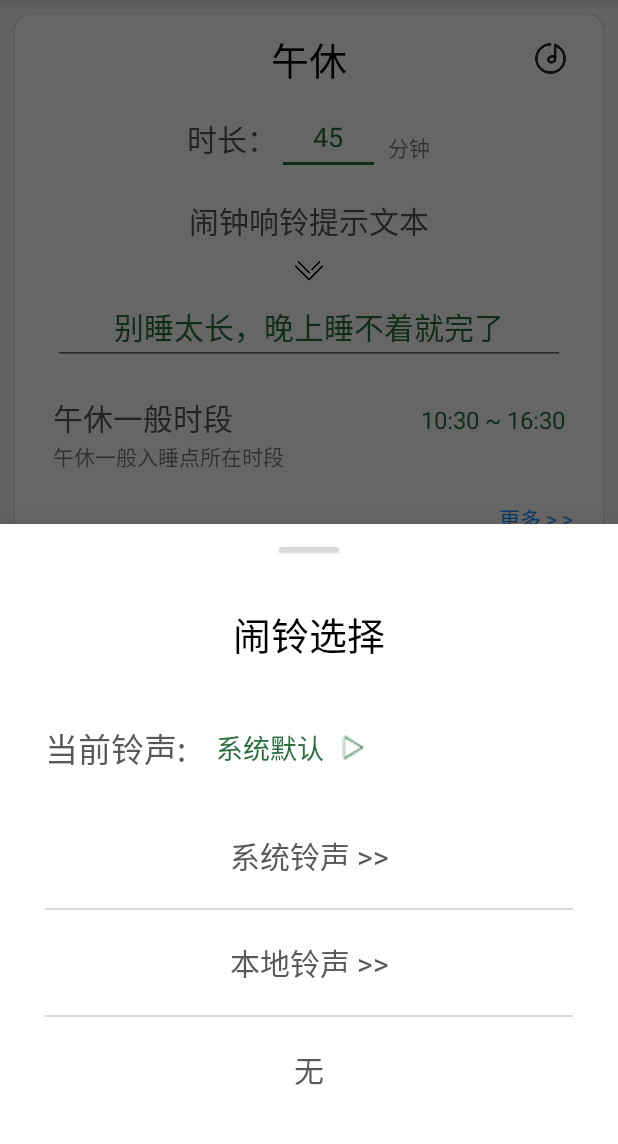
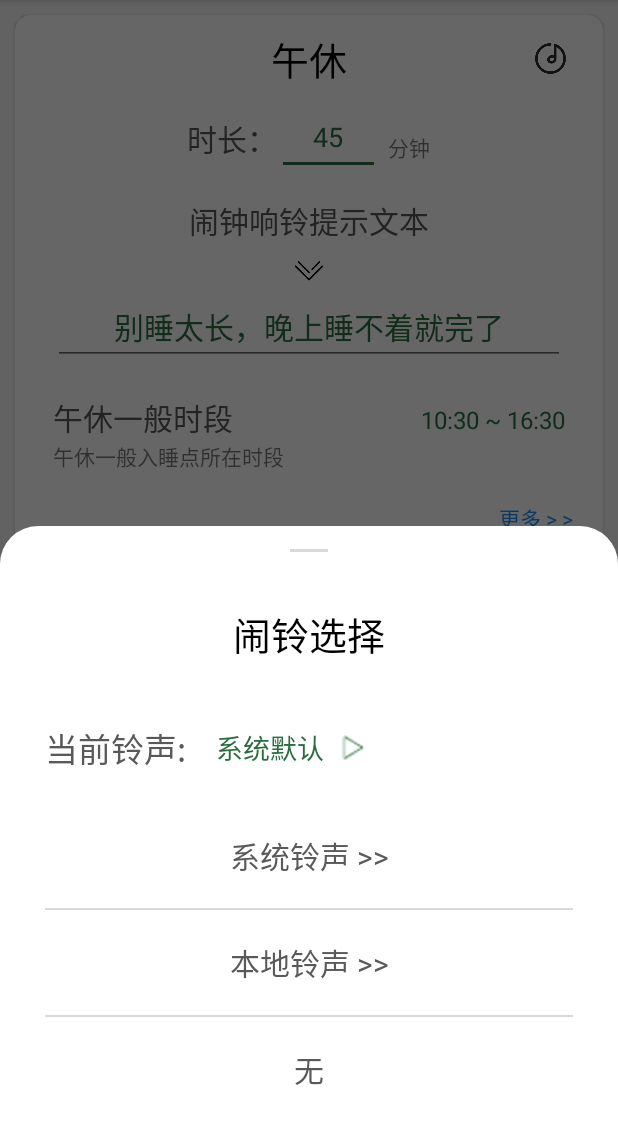
Before and after one commit to Huaguang-XinZhe/YidianClock, an Android app: the SettingActivity screen opened directly, with no data from a screen before it, after a tap on "TODO", on a phone screen of 412 x 824 dp, the part 84-1228 px from its top. Run offline under Robolectric (Android 15) with nearby library versions, the light colour scheme and no system bars; libraries missing offline, so code that uses them is left out: com.permissionx.guolindev; 1 statement that could not run was skipped.

Commit message:
实现BottomSheetDialog圆角，但影响了系统虚拟导航栏

```diff
--- a/app/src/main/java/com/example/yidianClock/activity/SettingActivity.java
+++ b/app/src/main/java/com/example/yidianClock/activity/SettingActivity.java
@@ -7,9 +7,11 @@ import android.content.SharedPreferences;
 import android.media.Ringtone;
 import android.media.RingtoneManager;
 import android.net.Uri;
+import android.os.Build;
 import android.os.Bundle;
 import android.util.Log;
 import android.view.View;
+import android.view.WindowManager;
 import android.widget.EditText;
 import android.widget.Toast;
 import android.widget.ToggleButton;
@@ -19,6 +21,9 @@ import androidx.activity.result.ActivityResultLauncher;
 import androidx.activity.result.contract.ActivityResultContracts;
 import androidx.annotation.NonNull;
 import androidx.appcompat.app.AppCompatActivity;
+import androidx.core.graphics.Insets;
+import androidx.core.view.ViewCompat;
+import androidx.core.view.WindowInsetsCompat;
 import androidx.recyclerview.widget.LinearLayoutManager;
 import androidx.recyclerview.widget.RecyclerView;
 
@@ -198,7 +203,7 @@ public class SettingActivity extends AppCompatActivity {
             //铃声图像点击监听
             holder.bellImage.setOnClickListener(v -> {
                 //创建BottomSheetDialog，并将布局加载到其中
-                BottomSheetDialog dialog = new BottomSheetDialog(this);
+                BottomSheetDialog dialog = new BottomSheetDialog(this, R.style.BottomSheetDialog);
                 dialogBinding = DialogRingSelectedBinding.inflate(getLayoutInflater());
                 dialog.setContentView(dialogBinding.getRoot());
 
@@ -206,8 +211,13 @@ public class SettingActivity extends AppCompatActivity {
                 getCurrentRingData(position == 1);
                 dialogBinding.currentRingtoneTV.setText(currentRingTitle);
 
+                //解决BottomSheetDialog设置圆角后带来的底部导航栏透明问题
+//                dialog.getWindow().setNavigationBarColor(getResources().getColor(R.color.white));
+
                 //显示
                 dialog.show();
+
+
 
                 //请求存储空间权限（READ_EXTERNAL_STORAGE）
                 requestPermission();
--- /dev/null
+++ b/app/src/main/res/drawable/shape_sheet_dialog_bg.xml
@@ -0,0 +1,7 @@
+<?xml version="1.0" encoding="utf-8"?>
+<shape xmlns:android="http://schemas.android.com/apk/res/android">
+    <corners
+        android:topLeftRadius="25dp"
+        android:topRightRadius="25dp" />
+    <solid android:color="@color/white" />
+</shape>
--- a/app/src/main/res/layout/dialog_ring_selected.xml
+++ b/app/src/main/res/layout/dialog_ring_selected.xml
@@ -5,16 +5,14 @@
     android:layout_width="match_parent"
     android:layout_height="wrap_content"
     android:orientation="vertical"
-    xmlns:app="http://schemas.android.com/apk/res-auto">
+    android:background="@drawable/shape_sheet_dialog_bg">
 
-    <com.google.android.material.card.MaterialCardView
-        android:layout_width="40dp"
-        android:layout_height="3dp"
-        app:cardCornerRadius="20dp"
-        app:cardBackgroundColor="@color/gray_light_dividing_line"
+    <View
+        android:layout_width="25dp"
+        android:layout_height="2dp"
         android:layout_margin="15dp"
-        android:layout_gravity="center"
-        android:outlineAmbientShadowColor="@color/white"/>
+        android:background="@color/gray_light_dividing_line"
+        android:layout_gravity="center" />
 
     <TextView
         android:layout_width="wrap_content"
--- a/app/src/main/res/values/themes.xml
+++ b/app/src/main/res/values/themes.xml
@@ -13,4 +13,13 @@
         <item name="android:statusBarColor">?attr/colorPrimaryVariant</item>
         <!-- Customize your theme here. -->
     </style>
+
+    <!--实现BottomSheetDialog圆角效果-->
+    <style name="BottomSheetDialog" parent="Theme.Design.Light.BottomSheetDialog">
+        <item name="bottomSheetStyle">@style/bottomSheetStyleWrapper</item>
+    </style>
+    <style name="bottomSheetStyleWrapper" parent="Widget.Design.BottomSheet.Modal">
+        <item name="android:background">@android:color/transparent</item>
+    </style>
+
 </resources>
```
